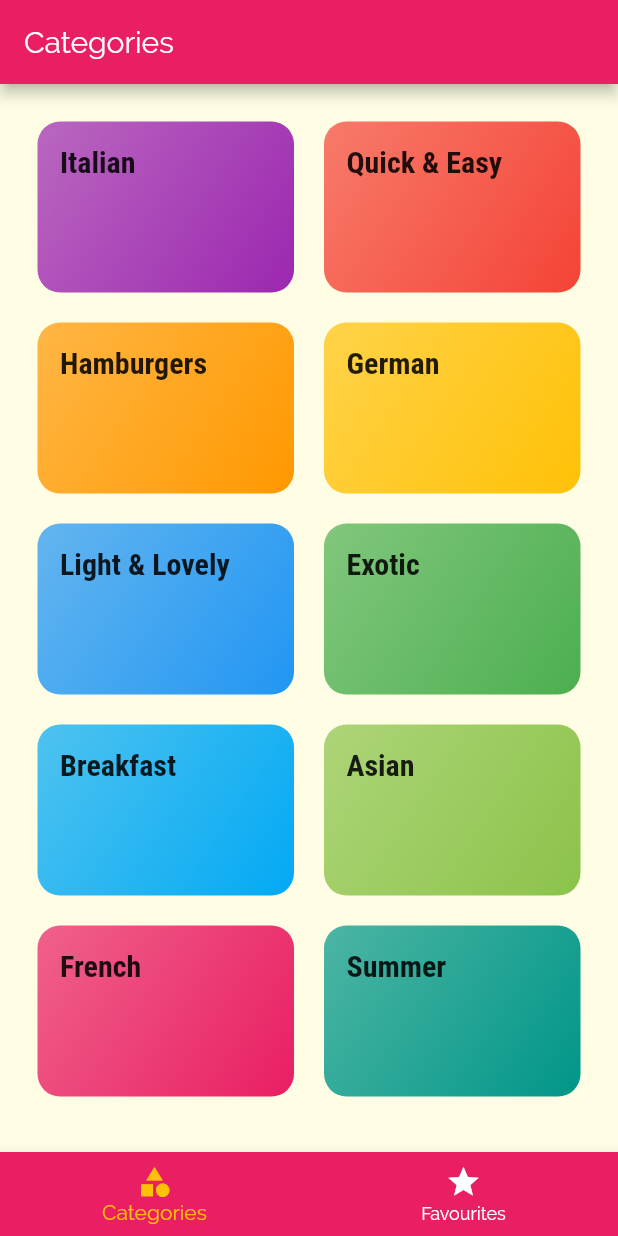
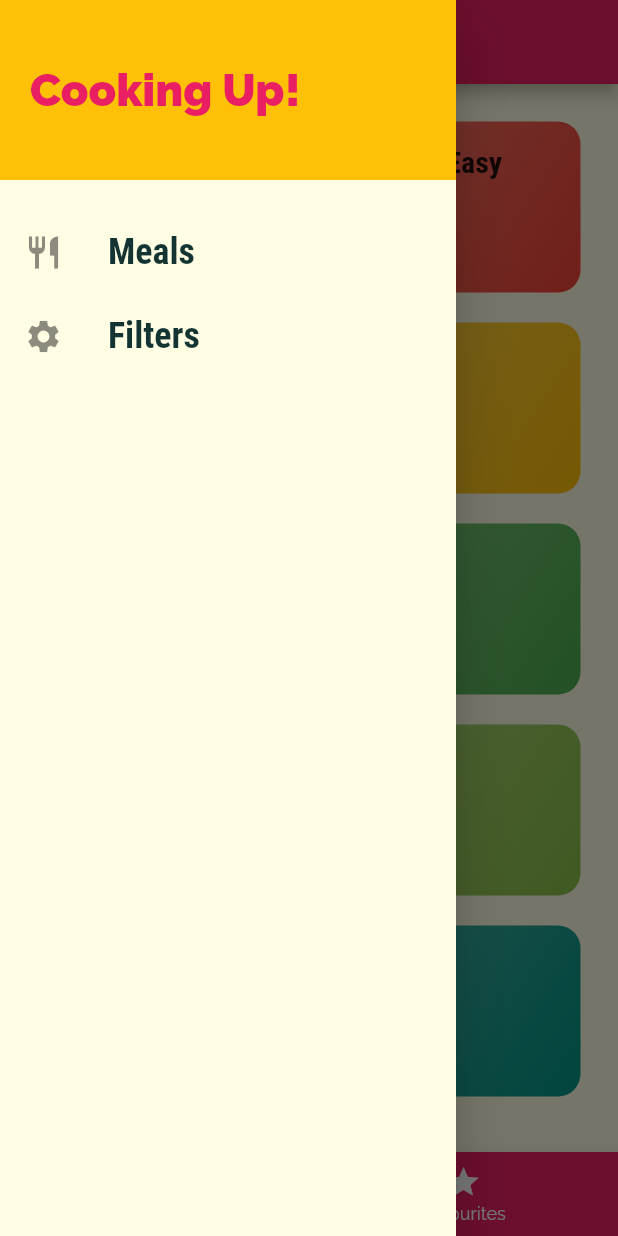
Before and after one commit to Shree-hari/meal_app, a Flutter app: the screen it shows after launch, with the side drawer open (before the commit the screen has no drawer), on a phone screen of 412 x 824 dp. Run offline on Flutter 3.47's test engine with Material 2 defaults, Android fonts, the phone set to English and light mode, and no system bars.

Commit message:
added a side Navbar

```diff
--- a/lib/main.dart
+++ b/lib/main.dart
@@ -1,5 +1,6 @@
 import 'package:flutter/material.dart';
 import 'package:meal_app/screens/category_meals_screen.dart';
+import 'package:meal_app/screens/filters_screen.dart';
 import 'package:meal_app/screens/meal_detail_screen.dart';
 import 'package:meal_app/screens/tabs_screen.dart';
 
@@ -35,6 +36,7 @@
         '/' : (ctx) => TabsScreen(),
         CategoryMealsScreen.routeName : (ctx)=>CategoryMealsScreen(),
         MealDetailScreen.routeName : (ctx)=>MealDetailScreen(),
+        FiltersScreen.routeName : (ctx)=>FiltersScreen()
 
       },
       //Below used method is a fallback page of the app
--- /dev/null
+++ b/lib/screens/filters_screen.dart
@@ -0,0 +1,20 @@
+import 'package:flutter/material.dart';
+
+import '../widgets/main_drawer.dart';
+
+class FiltersScreen extends StatelessWidget {
+  static const routeName = '/filters';
+
+  @override
+  Widget build(BuildContext context) {
+    return Scaffold(
+      appBar: AppBar(
+        title: Text('Your Filters'),
+      ),
+      drawer: MainDrawer(),
+      body: Center(
+        child: Text('Filters!'),
+      ),
+    );
+  }
+}
--- a/lib/screens/tabs_screen.dart
+++ b/lib/screens/tabs_screen.dart
@@ -1,4 +1,5 @@
 import 'package:flutter/material.dart';
+import 'package:meal_app/widgets/main_drawer.dart';
 import './favorites_screen.dart';
 
 import './categories_screen.dart';
@@ -35,6 +36,7 @@
       appBar: AppBar(
         title: Text(_pages[_selectedPageIndex]['title']),
       ),
+      drawer: MainDrawer(),
       body:_pages[_selectedPageIndex]['page'],
       bottomNavigationBar: BottomNavigationBar(
         onTap: _selectPage,
--- /dev/null
+++ b/lib/widgets/main_drawer.dart
@@ -0,0 +1,56 @@
+import 'package:flutter/material.dart';
+
+import '../screens/filters_screen.dart';
+
+class MainDrawer extends StatelessWidget {
+  Widget buildListTile(String title, IconData icon, Function tapHandler) {
+    return ListTile(
+      leading: Icon(
+        icon,
+        size: 26,
+      ),
+      title: Text(
+        title,
+        style: TextStyle(
+          fontFamily: 'RobotoCondensed',
+          fontSize: 24,
+          fontWeight: FontWeight.bold,
+        ),
+      ),
+      onTap: tapHandler,
+    );
+  }
+
+  @override
+  Widget build(BuildContext context) {
+    return Drawer(
+      child: Column(
+        children: <Widget>[
+          Container(
+            height: 120,
+            width: double.infinity,
+            padding: EdgeInsets.all(20),
+            alignment: Alignment.centerLeft,
+            color: Theme.of(context).accentColor,
+            child: Text(
+              'Cooking Up!',
+              style: TextStyle(
+                  fontWeight: FontWeight.w900,
+                  fontSize: 30,
+                  color: Theme.of(context).primaryColor),
+            ),
+          ),
+          SizedBox(
+            height: 20,
+          ),
+          buildListTile('Meals', Icons.restaurant, () {
+            Navigator.of(context).pushReplacementNamed('/');
+          }),
+          buildListTile('Filters', Icons.settings, () {
+            Navigator.of(context).pushReplacementNamed(FiltersScreen.routeName);
+          }),
+        ],
+      ),
+    );
+  }
+}
```
